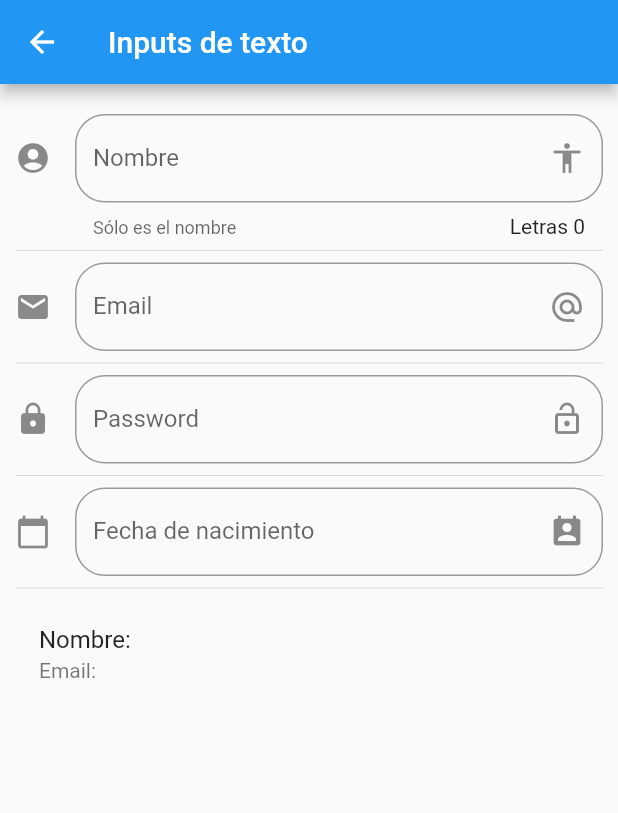
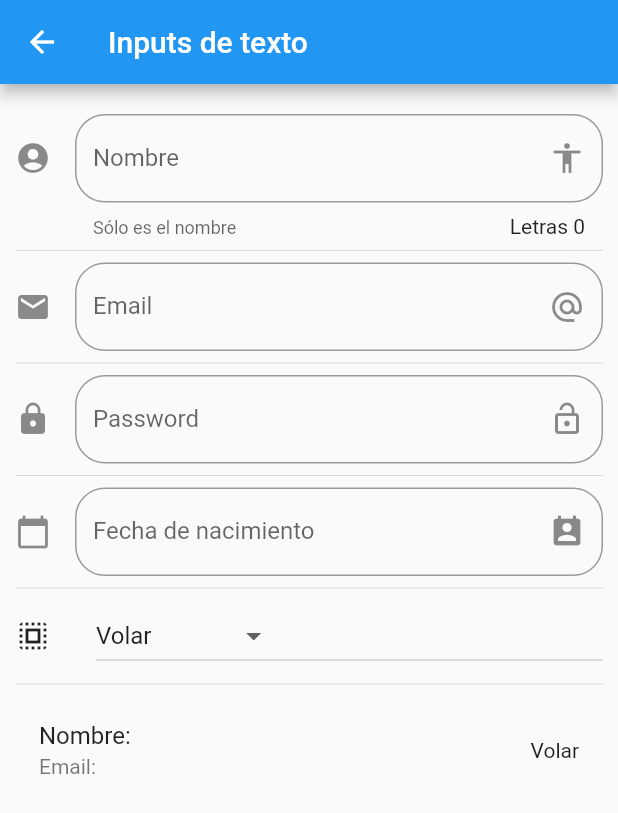
Before and after one commit to jaimetellezb/flutter-components, a Flutter app: the InputPage screen opened by its route, on a phone screen of 412 x 824 dp. Shown: the top 813 px of the screen. Run offline on Flutter 3.47's test engine with Material 2 defaults, Android fonts, the phone set to English and light mode, and no system bars.

Commit message:
Dropdown

```diff
--- a/lib/src/pages/input_page.dart
+++ b/lib/src/pages/input_page.dart
@@ -9,6 +9,10 @@ class _InputPageState extends State<InputPage> {
   String _name = '';
   String _email = '';
   String _date = '';
+
+  String _optionSelected = 'Volar';
+
+  List<String> _powers = ['Volar', 'Rayos X', 'Super aliento', 'Super Fuerza'];
 
   TextEditingController _inputFieldDateController = new TextEditingController();
   @override
@@ -27,6 +31,8 @@ class _InputPageState extends State<InputPage> {
           _createPassword(),
           Divider(),
           _createDate(context),
+          Divider(),
+          _createDropdown(),
           Divider(),
           _createPerson(),
         ],
@@ -58,6 +64,7 @@ class _InputPageState extends State<InputPage> {
     return ListTile(
       title: Text('Nombre: $_name'),
       subtitle: Text('Email: $_email'),
+      trailing: Text(_optionSelected),
     );
   }
 
@@ -116,8 +123,7 @@ class _InputPageState extends State<InputPage> {
         initialDate: new DateTime.now(),
         firstDate: new DateTime(2018),
         lastDate: new DateTime(2025),
-        locale: Locale('es', 'ES')
-    );
+        locale: Locale('es', 'ES'));
 
     if (picked != null) {
       setState(() {
@@ -126,4 +132,39 @@ class _InputPageState extends State<InputPage> {
       });
     }
   }
+
+  List<DropdownMenuItem<String>> getOptionsDropdown() {
+    List<DropdownMenuItem<String>> list = new List();
+
+    _powers.forEach((power) {
+      list.add(DropdownMenuItem(
+        child: Text(power),
+        value: power,
+      ));
+    });
+
+    return list;
+  }
+
+  Widget _createDropdown() {
+    return Row(
+      children: [
+        Icon(Icons.select_all),
+        SizedBox(width: 30.0,),
+        Expanded(
+          child: DropdownButton(
+            value: _optionSelected,
+            items: getOptionsDropdown(),
+            onChanged: (opt) {
+                setState(() {
+                  _optionSelected = opt;
+                });
+            },
+          ),
+        )
+      ],
+    );
+
+
+  }
 }
```
